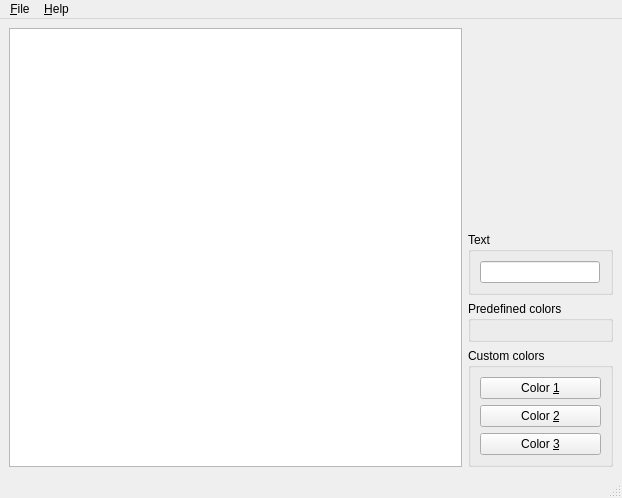
Before: the Qt Designer form qmmpaper.ui in alexisrobert/qmmpaper, drawn with Qt 5.
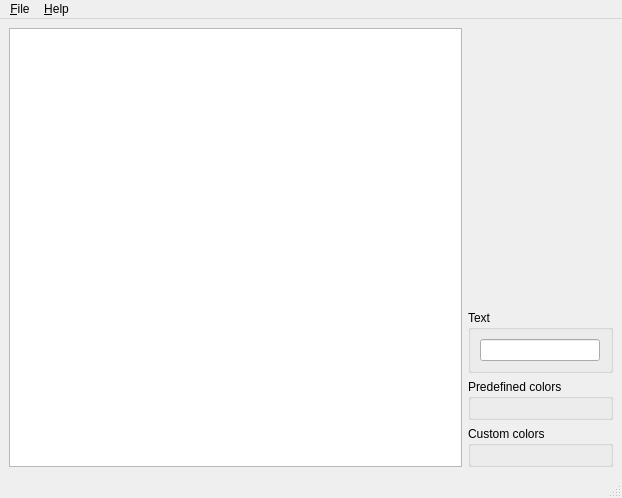
After: the same form once the commit is applied.

Commit message:
Now, color scheme porting is now finished, but there is some memleaks and some optimizations must be done. Hmm, btw I forgot to commit dynamicbutton.{cpp,h} in previous commits :)
extra : convert_revision : svn%3A39c084ec-cf30-0410-831f-6db5eb452e64/trunk%4035

```diff
--- a/qmmpaper.ui
+++ b/qmmpaper.ui
@@ -76,29 +76,7 @@
         <property name="title" >
          <string>Custom colors</string>
         </property>
-        <layout class="QVBoxLayout" >
-         <item>
-          <widget class="QPushButton" name="color1button" >
-           <property name="text" >
-            <string>Color &amp;1</string>
-           </property>
-          </widget>
-         </item>
-         <item>
-          <widget class="QPushButton" name="color2button" >
-           <property name="text" >
-            <string>Color &amp;2</string>
-           </property>
-          </widget>
-         </item>
-         <item>
-          <widget class="QPushButton" name="color3button" >
-           <property name="text" >
-            <string>Color &amp;3</string>
-           </property>
-          </widget>
-         </item>
-        </layout>
+        <layout class="QVBoxLayout" />
        </widget>
       </item>
      </layout>
```
The commit also changes 4 other files.
